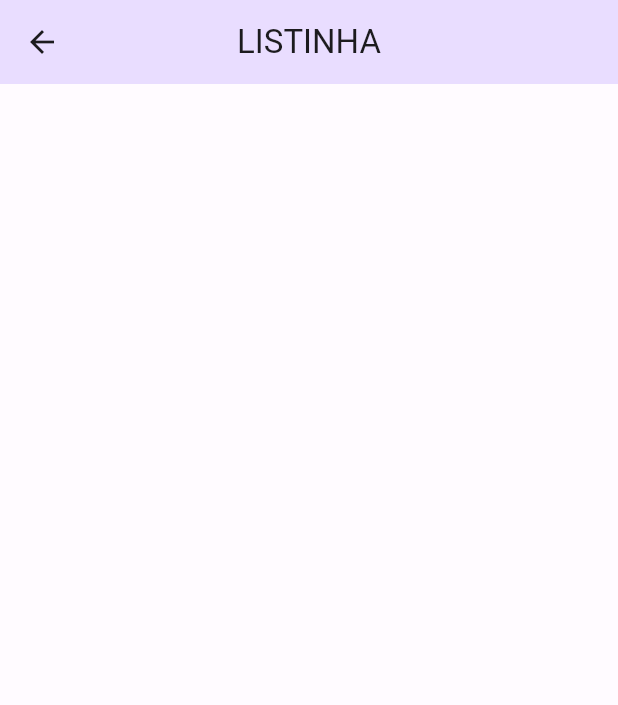
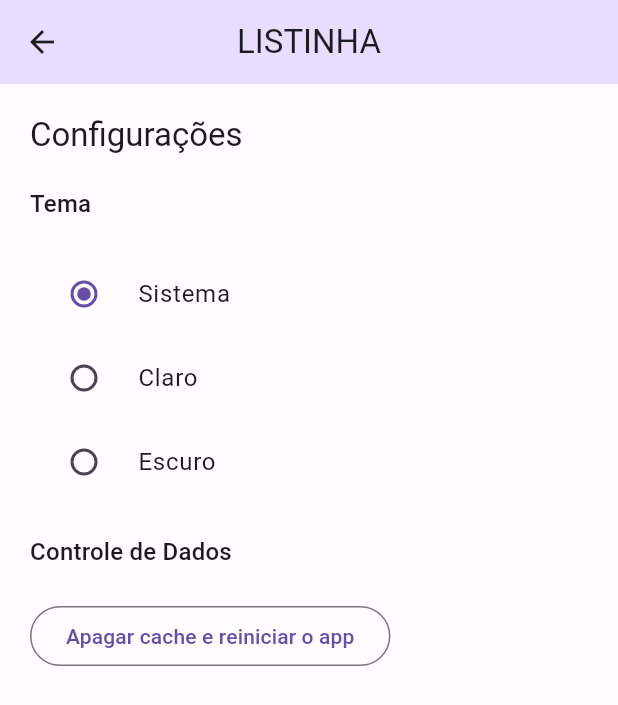
Before and after one commit to Neilom/flutter_listinha, a Flutter app: the ConfigurationPage screen opened by its route, on a phone screen of 412 x 824 dp. Shown: the top 705 px of the screen. Run offline on Flutter 3.47's test engine with Material 2 defaults, Android fonts, the phone set to English and light mode, and no system bars; our stand-ins replace flutter_modular.

Commit message:
Gerenciamento e distribuição de estado

```diff
--- a/lib/src/app_module.dart
+++ b/lib/src/app_module.dart
@@ -1,8 +1,14 @@
 import 'package:flutter_modular/flutter_modular.dart';
 import 'package:listinha/src/configuration/configuration_page.dart';
 import 'package:listinha/src/home/home_module.dart';
+import 'package:listinha/src/shared/stores/app_store.dart';
 
 class AppModule extends Module {
+  @override
+  List<Bind> get binds => [
+        Bind.singleton((i) => AppStore()),
+      ];
+
   @override
   List<ModularRoute> get routes => [
         ModuleRoute('/home', module: HomeModule()),
--- a/lib/src/configuration/configuration_page.dart
+++ b/lib/src/configuration/configuration_page.dart
@@ -1,4 +1,6 @@
 import 'package:flutter/material.dart';
+import 'package:flutter_modular/flutter_modular.dart';
+import 'package:listinha/src/shared/stores/app_store.dart';
 
 class ConfigurationPage extends StatefulWidget {
   const ConfigurationPage({super.key});
@@ -10,9 +12,62 @@ class ConfigurationPage extends StatefulWidget {
 class _ConfigurationPageState extends State<ConfigurationPage> {
   @override
   Widget build(BuildContext context) {
+    final appStore = context.watch<AppStore>(
+      (store) => store.themeMode,
+    );
     return Scaffold(
       appBar: AppBar(
-        title: Text('LISTINHA'),
+        title: const Text('LISTINHA'),
+      ),
+      body: Padding(
+        padding: const EdgeInsets.only(
+          top: 20,
+          right: 20,
+          left: 20,
+        ),
+        child: Column(
+          crossAxisAlignment: CrossAxisAlignment.start,
+          children: [
+            Text(
+              'Configurações',
+              style: Theme.of(context).textTheme.titleLarge,
+            ),
+            SizedBox(height: 20),
+            Text(
+              'Tema',
+              style: Theme.of(context).textTheme.titleMedium,
+            ),
+            SizedBox(height: 20),
+            RadioListTile(
+              value: ThemeMode.system,
+              groupValue: appStore.themeMode.value,
+              title: Text('Sistema'),
+              onChanged: appStore.changeThemeMode,
+            ),
+            RadioListTile(
+              value: ThemeMode.light,
+              groupValue: appStore.themeMode.value,
+              title: Text('Claro'),
+              onChanged: appStore.changeThemeMode,
+            ),
+            RadioListTile(
+              value: ThemeMode.dark,
+              groupValue: appStore.themeMode.value,
+              title: Text('Escuro'),
+              onChanged: appStore.changeThemeMode,
+            ),
+            SizedBox(height: 20),
+            Text(
+              'Controle de Dados',
+              style: Theme.of(context).textTheme.titleMedium,
+            ),
+            SizedBox(height: 20),
+            OutlinedButton(
+              onPressed: () {},
+              child: Text('Apagar cache e reiniciar o app'),
+            )
+          ],
+        ),
       ),
     );
   }
--- a/lib/src/shared/app_widget.dart
+++ b/lib/src/shared/app_widget.dart
@@ -3,6 +3,7 @@ import 'package:flutter_modular/flutter_modular.dart';
 import 'package:listinha/src/configuration/configuration_page.dart';
 import 'package:listinha/src/home/edit_task_board_page.dart';
 import 'package:listinha/src/home/home_page.dart';
+import 'package:listinha/src/shared/stores/app_store.dart';
 
 import 'themes/themes.dart';
 
@@ -14,10 +15,14 @@ class AppWidget extends StatelessWidget {
   Widget build(BuildContext context) {
     Modular.setInitialRoute('/home/');
 
+    final appStore = context.watch<AppStore>(
+      (store) => store.themeMode,
+    );
+
     return MaterialApp.router(
       title: 'Flutter Demo',
       debugShowCheckedModeBanner: false,
-      themeMode: ThemeMode.light,
+      themeMode: appStore.themeMode.value,
       theme: lightTheme,
       darkTheme: darkTheme,
       routerDelegate: Modular.routerDelegate,
--- /dev/null
+++ b/lib/src/shared/stores/app_store.dart
@@ -0,0 +1,15 @@
+import 'package:flutter/material.dart';
+
+class AppStore {
+  final themeMode = ValueNotifier(ThemeMode.system);
+
+  void changeThemeMode(ThemeMode? mode) {
+    if (mode != null) {
+      themeMode.value = mode;
+    }
+  }
+
+  void save() {
+    //TODO: salvar na base local;
+  }
+}
```
